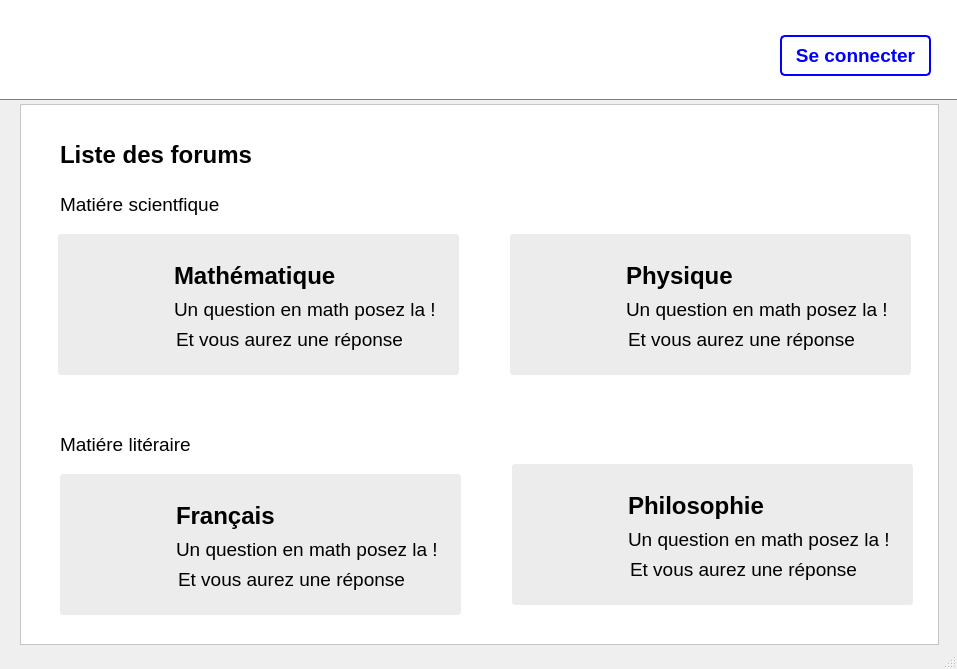
Old version of the form UI/Etudiant/index.ui in the repository FranckyPopo/education.
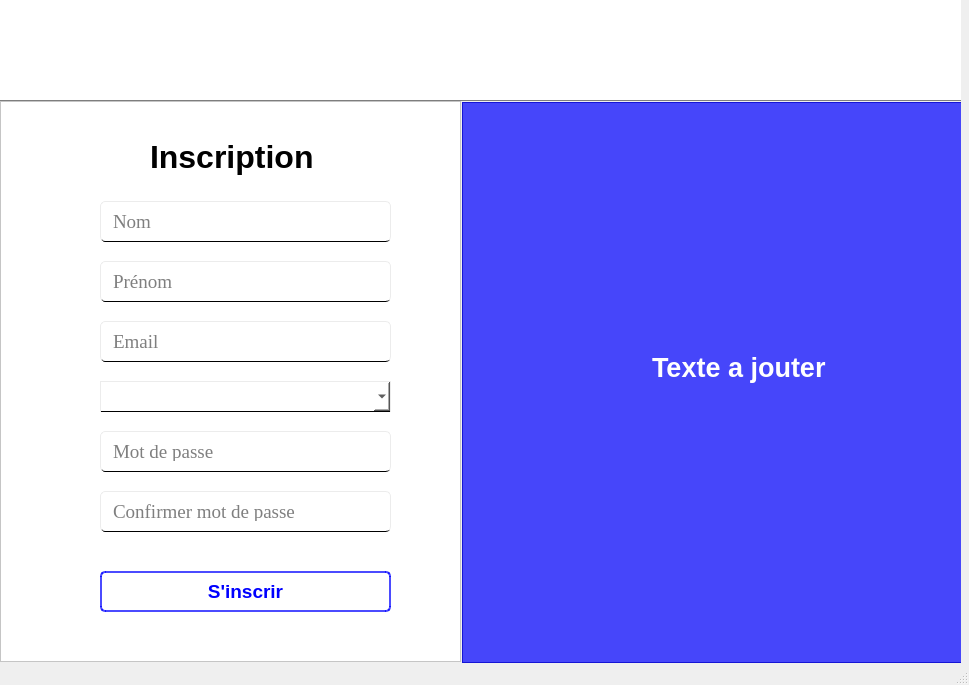
New version of the form. Icons and pictures are not drawn.

Commit message: Ajout de la fênetre inscription

```diff
--- a/UI/Etudiant/index.ui
+++ b/UI/Etudiant/index.ui
@@ -6,8 +6,8 @@
    <rect>
     <x>0</x>
     <y>0</y>
-    <width>957</width>
-    <height>669</height>
+    <width>969</width>
+    <height>685</height>
    </rect>
   </property>
   <property name="windowTitle">
@@ -26,6 +26,9 @@
     <property name="styleSheet">
      <string notr="true"/>
     </property>
+    <property name="currentIndex">
+     <number>1</number>
+    </property>
     <widget class="QWidget" name="page_index">
      <widget class="QFrame" name="frame_logo">
       <property name="geometry">
@@ -70,7 +73,7 @@
        <property name="styleSheet">
         <string notr="true">QPushButton#bnt_connection {
 background-color: rgb(255, 255, 255);
-border: 2px solid rgb(0, 0, 255);
+border: 2px solid rgb(0, 0, 255, 180);
 border-radius: 5px;
 color: rgb(0, 0, 255);
 }
@@ -677,7 +680,430 @@
       </widget>
      </widget>
     </widget>
-    <widget class="QWidget" name="page_4"/>
+    <widget class="QWidget" name="page_subcription">
+     <widget class="QFrame" name="frame_logo_2">
+      <property name="geometry">
+       <rect>
+        <x>10</x>
+        <y>0</y>
+        <width>961</width>
+        <height>101</height>
+       </rect>
+      </property>
+      <property name="styleSheet">
+       <string notr="true">QFrame#frame_logo_2{
+background-color: rgb(255, 255, 255);
+border: 1px solid rgb(126, 126, 126);
+border-top: 0px;
+border-left: 0px;
+border-right: 0px;
+}</string>
+      </property>
+      <property name="frameShape">
+       <enum>QFrame::StyledPanel</enum>
+      </property>
+      <property name="frameShadow">
+       <enum>QFrame::Raised</enum>
+      </property>
+      <widget class="QLabel" name="logo_app_2">
+       <property name="geometry">
+        <rect>
+         <x>41</x>
+         <y>14</y>
+         <width>71</width>
+         <height>71</height>
+        </rect>
+       </property>
+       <property name="text">
+        <string/>
+       </property>
+       <property name="pixmap">
+        <pixmap>../../img/bulle-de-chat.png</pixmap>
+       </property>
+       <property name="scaledContents">
+        <bool>true</bool>
+       </property>
+      </widget>
+     </widget>
+     <widget class="QFrame" name="frame_subcription_left">
+      <property name="geometry">
+       <rect>
+        <x>10</x>
+        <y>101</y>
+        <width>461</width>
+        <height>561</height>
+       </rect>
+      </property>
+      <property name="maximumSize">
+       <size>
+        <width>468</width>
+        <height>16777215</height>
+       </size>
+      </property>
+      <property name="font">
+       <font>
+        <pointsize>5</pointsize>
+       </font>
+      </property>
+      <property name="focusPolicy">
+       <enum>Qt::NoFocus</enum>
+      </property>
+      <property name="toolTip">
+       <string/>
+      </property>
+      <property name="styleSheet">
+       <string notr="true">QFrame#frame_subcription_left{
+background-color: rgb(255, 255, 255);
+}
+
+</string>
+      </property>
+      <property name="frameShape">
+       <enum>QFrame::StyledPanel</enum>
+      </property>
+      <property name="frameShadow">
+       <enum>QFrame::Raised</enum>
+      </property>
+      <widget class="QLabel" name="label_subcription">
+       <property name="geometry">
+        <rect>
+         <x>150</x>
+         <y>30</y>
+         <width>171</width>
+         <height>51</height>
+        </rect>
+       </property>
+       <property name="font">
+        <font>
+         <family>Arial</family>
+         <pointsize>24</pointsize>
+         <weight>75</weight>
+         <bold>true</bold>
+        </font>
+       </property>
+       <property name="text">
+        <string>Inscription</string>
+       </property>
+      </widget>
+      <widget class="QLineEdit" name="enter_last_name">
+       <property name="geometry">
+        <rect>
+         <x>100</x>
+         <y>100</y>
+         <width>291</width>
+         <height>41</height>
+        </rect>
+       </property>
+       <property name="font">
+        <font>
+         <family>Times New Roman</family>
+         <pointsize>14</pointsize>
+        </font>
+       </property>
+       <property name="styleSheet">
+        <string notr="true">QLineEdit#enter_last_name{
+padding: 10px;
+border-top: 1px solid rgb(236, 236, 236);
+border-left: 1px solid rgb(236, 236, 236);
+border-right: 1px solid rgb(236, 236, 236);
+border-bottom: 1px solid black;
+border-radius: 5px;
+}
+
+QLineEdit#enter_last_name::hover {
+border-bottom: 2px solid rgb(0, 0, 255);
+}
+
+</string>
+       </property>
+       <property name="placeholderText">
+        <string>Nom</string>
+       </property>
+      </widget>
+      <widget class="QLineEdit" name="enter_first_name">
+       <property name="geometry">
+        <rect>
+         <x>100</x>
+         <y>160</y>
+         <width>291</width>
+         <height>41</height>
+        </rect>
+       </property>
+       <property name="font">
+        <font>
+         <family>Times New Roman</family>
+         <pointsize>14</pointsize>
+        </font>
+       </property>
+       <property name="styleSheet">
+        <string notr="true">QLineEdit#enter_first_name{
+padding: 10px;
+border-top: 1px solid rgb(236, 236, 236);
+border-left: 1px solid rgb(236, 236, 236);
+border-right: 1px solid rgb(236, 236, 236);
+border-bottom: 1px solid black;
+border-radius: 5px;
+}
+
+QLineEdit#enter_first_name::hover {
+border-bottom: 2px solid rgb(0, 0, 255);
+}
+
+</string>
+       </property>
+       <property name="placeholderText">
+        <string>Prénom</string>
+       </property>
+      </widget>
+      <widget class="QLineEdit" name="enter_email">
+       <property name="geometry">
+        <rect>
+         <x>100</x>
+         <y>220</y>
+         <width>291</width>
+         <height>41</height>
+        </rect>
+       </property>
+       <property name="font">
+        <font>
+         <family>Times New Roman</family>
+         <pointsize>14</pointsize>
+        </font>
+       </property>
+       <property name="styleSheet">
+        <string notr="true">QLineEdit#enter_email{
+padding: 10px;
+border-top: 1px solid rgb(236, 236, 236);
+border-left: 1px solid rgb(236, 236, 236);
+border-right: 1px solid rgb(236, 236, 236);
+border-bottom: 1px solid black;
+border-radius: 5px;
+}
+
+QLineEdit#enter_email::hover {
+border-bottom: 2px solid rgb(0, 0, 255);
+}
+
+</string>
+       </property>
+       <property name="text">
+        <string/>
+       </property>
+       <property name="placeholderText">
+        <string>Email</string>
+       </property>
+       <property name="cursorMoveStyle">
+        <enum>Qt::VisualMoveStyle</enum>
+       </property>
+      </widget>
+      <widget class="QLineEdit" name="enter_password_1">
+       <property name="geometry">
+        <rect>
+         <x>100</x>
+         <y>330</y>
+         <width>291</width>
+         <height>41</height>
+        </rect>
+       </property>
+       <property name="font">
+        <font>
+         <family>Times New Roman</family>
+         <pointsize>14</pointsize>
+        </font>
+       </property>
+       <property name="styleSheet">
+        <string notr="true">QLineEdit#enter_password_1{
+padding: 10px;
+border-top: 1px solid rgb(236, 236, 236);
+border-left: 1px solid rgb(236, 236, 236);
+border-right: 1px solid rgb(236, 236, 236);
+border-bottom: 1px solid black;
+border-radius: 5px;
+}
+
+QLineEdit#enter_password_1::hover {
+border-bottom: 2px solid rgb(0, 0, 255);
+}
+
+</string>
+       </property>
+       <property name="text">
+        <string/>
+       </property>
+       <property name="placeholderText">
+        <string>Mot de passe</string>
+       </property>
+       <property name="cursorMoveStyle">
+        <enum>Qt::VisualMoveStyle</enum>
+       </property>
+      </widget>
+      <widget class="QLineEdit" name="enter_password_2">
+       <property name="geometry">
+        <rect>
+         <x>100</x>
+         <y>390</y>
+         <width>291</width>
+         <height>41</height>
+        </rect>
+       </property>
+       <property name="font">
+        <font>
+         <family>Times New Roman</family>
+         <pointsize>14</pointsize>
+        </font>
+       </property>
+       <property name="styleSheet">
+        <string notr="true">QLineEdit#enter_password_2{
+padding: 10px;
+border-top: 1px solid rgb(236, 236, 236);
+border-left: 1px solid rgb(236, 236, 236);
+border-right: 1px solid rgb(236, 236, 236);
+border-bottom: 1px solid black;
+border-radius: 5px;
+}
+
+QLineEdit#enter_password_2::hover {
+border-bottom: 2px solid rgb(0, 0, 255);
+}
+
+</string>
+       </property>
+       <property name="text">
+        <string/>
+       </property>
+       <property name="placeholderText">
+        <string>Confirmer mot de passe</string>
+       </property>
+       <property name="cursorMoveStyle">
+        <enum>Qt::VisualMoveStyle</enum>
+       </property>
+      </widget>
+      <widget class="QComboBox" name="choice_sex">
+       <property name="geometry">
+        <rect>
+         <x>100</x>
+         <y>280</y>
+         <width>291</width>
+         <height>31</height>
+        </rect>
+       </property>
+       <property name="font">
+        <font>
+         <family>Times New Roman</family>
+         <pointsize>14</pointsize>
+        </font>
+       </property>
+       <property name="styleSheet">
+        <string notr="true">QComboBox#choice_sex {
+background-color: rgb(255, 255, 255);
+border-top: 1px solid rgb(236, 236, 236);
+border-left: 1px solid rgb(236, 236, 236);
+border-right: 1px solid rgb(236, 236, 236);
+border-bottom: 1px solid black;
+}
+
+QComboBox#choice_sex;;hover {
+border-bottom: 1px solid rgb(0, 0, 255);
+
+}</string>
+       </property>
+       <property name="editable">
+        <bool>false</bool>
+       </property>
+       <property name="currentText">
+        <string/>
+       </property>
+       <property name="maxVisibleItems">
+        <number>13</number>
+       </property>
+       <property name="duplicatesEnabled">
+        <bool>false</bool>
+       </property>
+      </widget>
+      <widget class="QPushButton" name="bnt_subcription_2">
+       <property name="geometry">
+        <rect>
+         <x>100</x>
+         <y>470</y>
+         <width>291</width>
+         <height>41</height>
+        </rect>
+       </property>
+       <property name="font">
+        <font>
+         <pointsize>14</pointsize>
+         <weight>75</weight>
+         <bold>true</bold>
+        </font>
+       </property>
+       <property name="styleSheet">
+        <string notr="true">QPushButton#bnt_subcription_2 {
+background-color: rgb(255, 255, 255);
+border: 2px solid rgb(0, 0, 255, 180);
+border-radius: 5px;
+color: rgb(0, 0, 255);
+}
+
+QPushButton#bnt_subcription_2::hover {
+background-color: rgba(0, 0, 255, 180);
+color: rgb(255, 255, 255);
+} </string>
+       </property>
+       <property name="text">
+        <string>S'inscrir</string>
+       </property>
+      </widget>
+     </widget>
+     <widget class="QFrame" name="frame_subcription_right">
+      <property name="geometry">
+       <rect>
+        <x>472</x>
+        <y>102</y>
+        <width>501</width>
+        <height>561</height>
+       </rect>
+      </property>
+      <property name="styleSheet">
+       <string notr="true">QFrame#frame_subcription_right{
+background-color:rgba(0, 0, 255, 180);
+}
+
+</string>
+      </property>
+      <property name="frameShape">
+       <enum>QFrame::StyledPanel</enum>
+      </property>
+      <property name="frameShadow">
+       <enum>QFrame::Raised</enum>
+      </property>
+      <widget class="QLabel" name="label_motivation">
+       <property name="geometry">
+        <rect>
+         <x>190</x>
+         <y>240</y>
+         <width>181</width>
+         <height>51</height>
+        </rect>
+       </property>
+       <property name="font">
+        <font>
+         <family>Arial</family>
+         <pointsize>20</pointsize>
+         <weight>75</weight>
+         <bold>true</bold>
+        </font>
+       </property>
+       <property name="styleSheet">
+        <string notr="true">QLabel#label_motivation {
+color: rgb(255, 255, 255);
+}</string>
+       </property>
+       <property name="text">
+        <string>Texte a jouter</string>
+       </property>
+      </widget>
+     </widget>
+    </widget>
    </widget>
   </widget>
   <widget class="QMenuBar" name="menubar">
```
Left out of the diff: 37 changed lines with no effect on the pictures.
